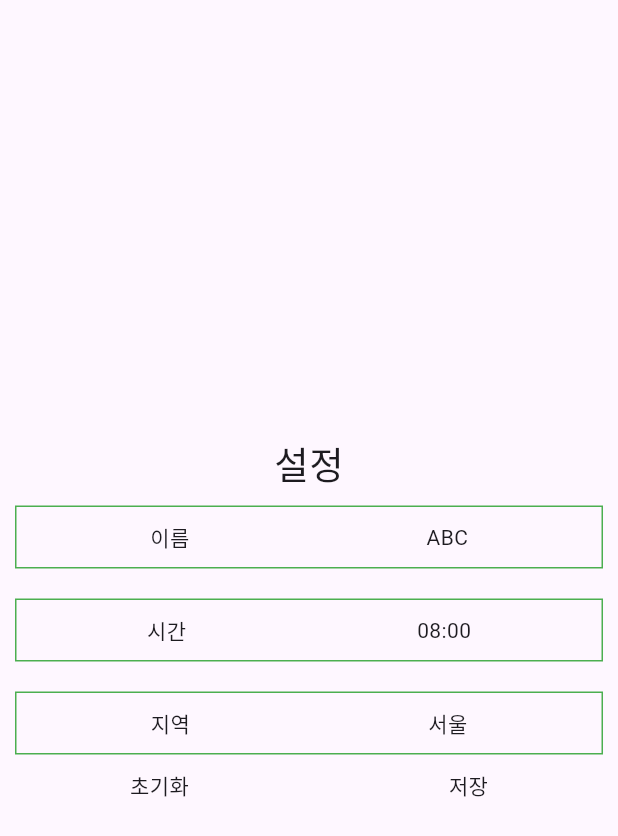
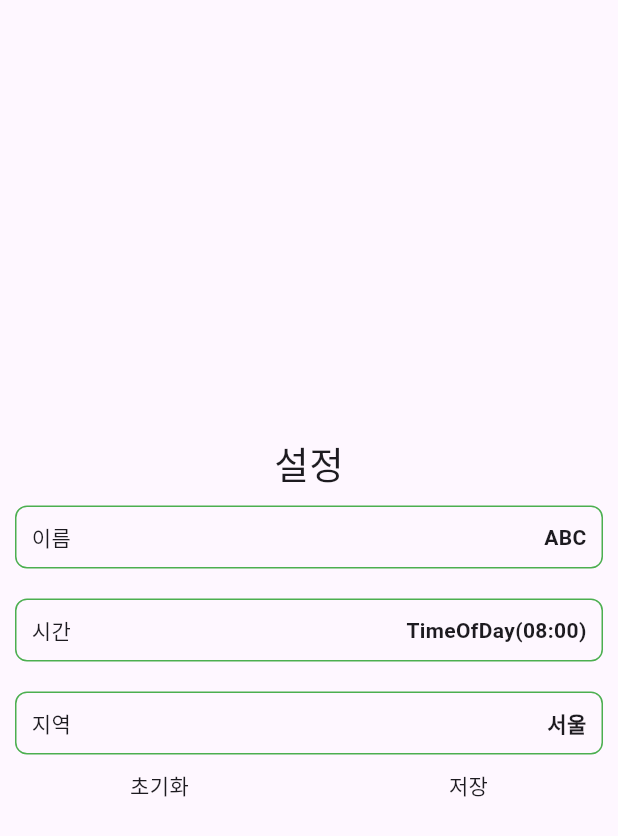
Before and after one commit to 938938/hello_forecaster, a Flutter app: the screen it shows after launch, on a phone screen of 412 x 824 dp. Shown: the top 836 px of the screen. Run offline on Flutter 3.47's test engine with Material 3 defaults, Android fonts, the phone set to English and light mode, and no system bars.

Commit message:
[FEAT] 텍스트 모달 적용

```diff
--- a/lib/screens/home_screen.dart
+++ b/lib/screens/home_screen.dart
@@ -1,8 +1,30 @@
 import 'package:flutter/material.dart';
+import 'package:hello_forecaster/widgets/text_modal.dart';
 import 'package:hello_forecaster/widgets/parts.dart';
 
-class Home extends StatelessWidget {
+class Home extends StatefulWidget {
   const Home({super.key});
+
+  @override
+  State<Home> createState() => _HomeState();
+}
+
+class _HomeState extends State<Home> {
+  String name = 'ABC';
+  TimeOfDay time = const TimeOfDay(hour: 8, minute: 0);
+  String location = '서울';
+
+  Future<void> _editTextValue(String type) async {
+    final result = await showTextEditModal(
+      context: context,
+      title: '$type 입력',
+      initialValue: type == '이름' ? name : location,
+    );
+
+    if (result != null) {
+      setState(() => name = result);
+    }
+  }
 
   @override
   Widget build(BuildContext context) {
@@ -11,9 +33,13 @@ class Home extends StatelessWidget {
         mainAxisAlignment: MainAxisAlignment.center,
         children: [
           Text('설정', style: TextStyle(fontSize: 25)),
-          Parts(title: '이름', value: 'ABC'),
-          Parts(title: '시간', value: '08:00'),
-          Parts(title: '지역', value: '서울'),
+          Parts(title: '이름', value: name, onTap: () => _editTextValue('이름')),
+          Parts(title: '시간', value: '$time'),
+          Parts(
+            title: '지역',
+            value: location,
+            onTap: () => _editTextValue('지역'),
+          ),
           Row(
             mainAxisAlignment: MainAxisAlignment.spaceAround,
             children: [
--- a/lib/widgets/parts.dart
+++ b/lib/widgets/parts.dart
@@ -1,19 +1,35 @@
 import 'package:flutter/material.dart';
 
 class Parts extends StatelessWidget {
-  const Parts({super.key, required this.title, required this.value});
+  const Parts({
+    super.key,
+    required this.title,
+    required this.value,
+    this.onTap,
+  });
 
-  final String title, value;
+  final String title;
+  final String value;
+  final VoidCallback? onTap;
 
   @override
   Widget build(BuildContext context) {
-    return Container(
-      padding: EdgeInsets.all(10),
-      margin: EdgeInsets.all(10),
-      decoration: BoxDecoration(border: Border.all(color: Colors.green)),
-      child: Row(
-        mainAxisAlignment: MainAxisAlignment.spaceAround,
-        children: [Text(title), Text(value)],
+    return InkWell(
+      onTap: onTap,
+      child: Container(
+        padding: const EdgeInsets.all(10),
+        margin: const EdgeInsets.all(10),
+        decoration: BoxDecoration(
+          border: Border.all(color: Colors.green),
+          borderRadius: BorderRadius.circular(8),
+        ),
+        child: Row(
+          mainAxisAlignment: MainAxisAlignment.spaceBetween,
+          children: [
+            Text(title),
+            Text(value, style: const TextStyle(fontWeight: FontWeight.bold)),
+          ],
+        ),
       ),
     );
   }
```
